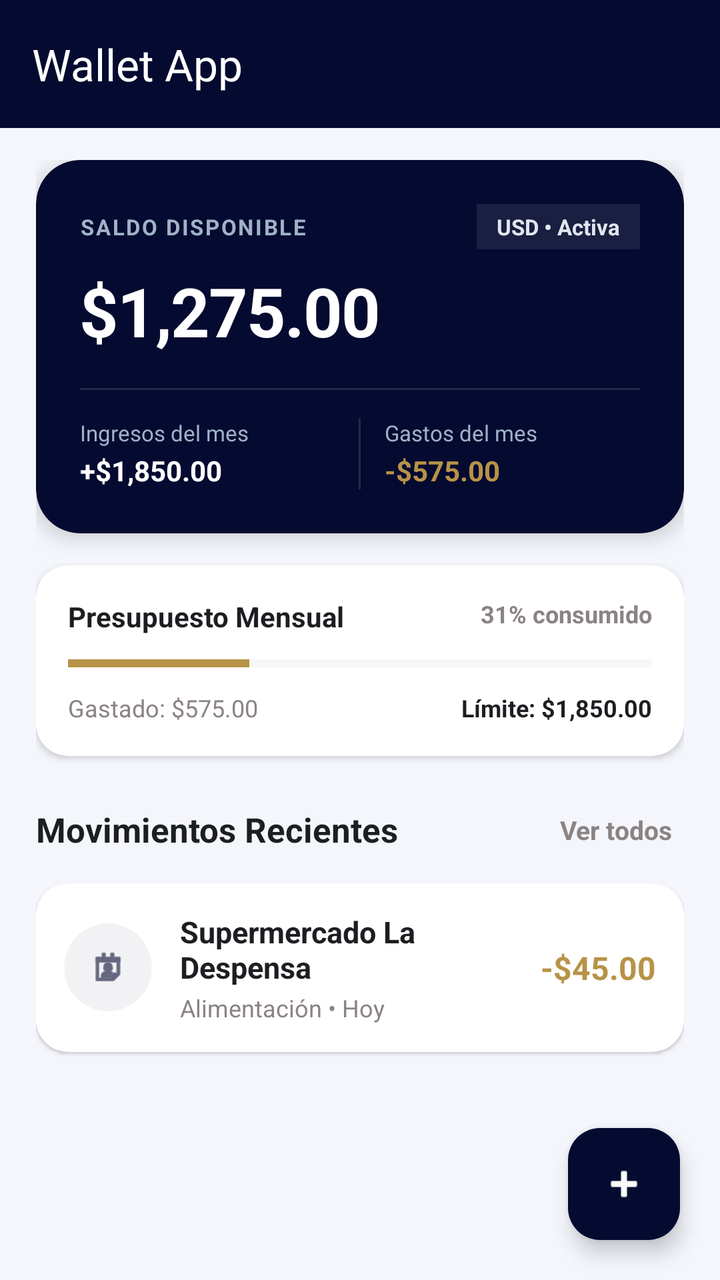
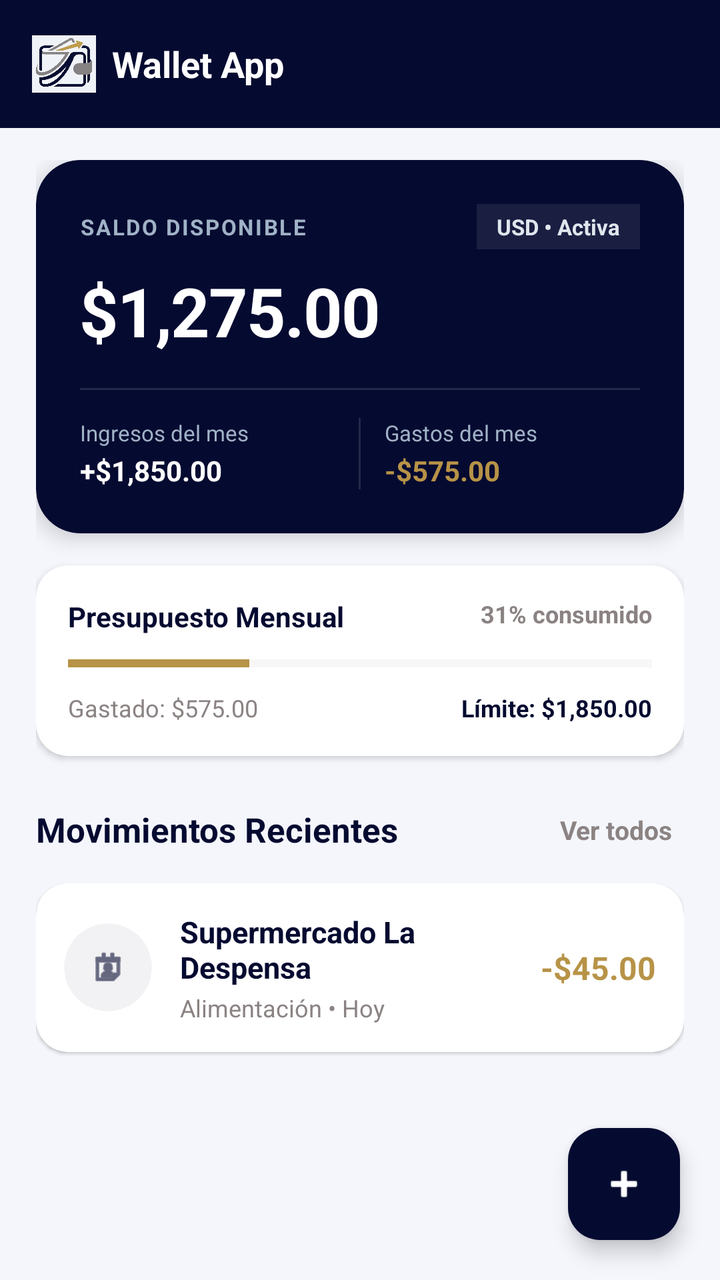

Two renders of the same Android screen: before a commit and after it. Below are the layout's source before the change and the commit's diff.
<!-- AndroidManifest.xml: application theme Theme.WalletApp -->
<!-- res/layout/activity_main.xml -->
<?xml version="1.0" encoding="utf-8"?>
<androidx.drawerlayout.widget.DrawerLayout
    xmlns:android="http://schemas.android.com/apk/res/android"
    xmlns:app="http://schemas.android.com/apk/res-auto"
    xmlns:tools="http://schemas.android.com/tools"
    android:id="@+id/drawer_layout"
    android:layout_width="match_parent"
    android:layout_height="match_parent"
    android:fitsSystemWindows="true"
    tools:openDrawer="start">

    <androidx.coordinatorlayout.widget.CoordinatorLayout
        android:layout_width="match_parent"
        android:layout_height="match_parent"
        android:background="@color/background_light">

        <com.google.android.material.appbar.AppBarLayout
            android:layout_width="match_parent"
            android:layout_height="wrap_content"
            android:background="@color/primary_navy"
            app:elevation="0dp">

            <androidx.appcompat.widget.Toolbar
                android:id="@+id/toolbar"
                android:layout_width="match_parent"
                android:layout_height="?attr/actionBarSize"
                android:background="@color/primary_navy"
                app:title="Wallet App"
                app:titleTextColor="@android:color/white" />

        </com.google.android.material.appbar.AppBarLayout>

        <androidx.core.widget.NestedScrollView
            android:layout_width="match_parent"
            android:layout_height="match_parent"
            android:fillViewport="true"
            app:layout_behavior="@string/appbar_scrolling_view_behavior">

            <LinearLayout
                android:layout_width="match_parent"
                android:layout_height="wrap_content"
                android:orientation="vertical"
                android:paddingHorizontal="18dp"
                android:paddingTop="16dp"
                android:paddingBottom="90dp">

                
                <androidx.cardview.widget.CardView
                    android:layout_width="match_parent"
                    android:layout_height="wrap_content"
                    app:cardCornerRadius="22dp"
                    app:cardElevation="6dp"
                    android:layout_marginBottom="16dp"
                    app:cardBackgroundColor="@color/primary_navy">

                    <LinearLayout
                        android:layout_width="match_parent"
                        android:layout_height="wrap_content"
                        android:orientation="vertical"
                        android:padding="22dp">

                        <RelativeLayout
                            android:layout_width="match_parent"
                            android:layout_height="wrap_content">

                            <TextView
                                android:layout_width="wrap_content"
                                android:layout_height="wrap_content"
                                android:text="SALDO DISPONIBLE"
                                android:textAllCaps="true"
                                android:letterSpacing="0.08"
                                android:textColor="#A0B2C6"
                                android:textSize="11sp"
                                android:textStyle="bold"
                                android:layout_centerVertical="true" />

                            <TextView
                                android:layout_width="wrap_content"
                                android:layout_height="wrap_content"
                                android:layout_alignParentEnd="true"
                                android:background="#15FFFFFF"
                                android:paddingHorizontal="10dp"
                                android:paddingVertical="4dp"
                                android:text="USD • Activa"
                                android:textColor="#E0E6ED"
                                android:textSize="11sp"
                                android:textStyle="bold" />
                        </RelativeLayout>

                        <TextView
                            android:id="@+id/tv_total_balance"
                            android:layout_width="wrap_content"
                            android:layout_height="wrap_content"
                            android:text="$1,275.00"
                            android:textColor="@android:color/white"
                            android:textSize="34sp"
                            android:textStyle="bold"
                            android:letterSpacing="-0.02"
                            android:layout_marginTop="8dp"
                            android:layout_marginBottom="16dp" />

                        <View
                            android:layout_width="match_parent"
                            android:layout_height="1dp"
                            android:background="#20FFFFFF"
                            android:layout_marginBottom="14dp" />

                        
                        <LinearLayout
                            android:layout_width="match_parent"
                            android:layout_height="wrap_content"
                            android:orientation="horizontal"
                            android:baselineAligned="false">

                            <LinearLayout
                                android:layout_width="0dp"
                                android:layout_height="wrap_content"
                                android:layout_weight="1"
                                android:orientation="vertical">
                                <TextView
                                    android:layout_width="wrap_content"
                                    android:layout_height="wrap_content"
                                    android:text="Ingresos del mes"
                                    android:textColor="#A0B2C6"
                                    android:textSize="11sp" />
                                <TextView
                                    android:id="@+id/tv_monthly_incomes"
                                    android:layout_width="wrap_content"
                                    android:layout_height="wrap_content"
                                    android:text="+$1,850.00"
                                    android:textColor="@android:color/white"
                                    android:textSize="14sp"
                                    android:textStyle="bold"
                                    android:layout_marginTop="2dp" />
                            </LinearLayout>

                            <View
                                android:layout_width="1dp"
                                android:layout_height="match_parent"
                                android:background="#20FFFFFF"
                                android:layout_marginHorizontal="12dp" />

                            <LinearLayout
                                android:layout_width="0dp"
                                android:layout_height="wrap_content"
                                android:layout_weight="1"
                                android:orientation="vertical">
                                <TextView
                                    android:layout_width="wrap_content"
                                    android:layout_height="wrap_content"
                                    android:text="Gastos del mes"
                                    android:textColor="#A0B2C6"
                                    android:textSize="11sp" />
                                <TextView
                                    android:id="@+id/tv_monthly_expenses"
                                    android:layout_width="wrap_content"
                                    android:layout_height="wrap_content"
                                    android:text="-$575.00"
                                    android:textColor="@color/expense_gold"
                                    android:textSize="14sp"
                                    android:textStyle="bold"
                                    android:layout_marginTop="2dp" />
                            </LinearLayout>
                        </LinearLayout>

                    </LinearLayout>
                </androidx.cardview.widget.CardView>

                
                <androidx.cardview.widget.CardView
                    android:layout_width="match_parent"
                    android:layout_height="wrap_content"
                    app:cardCornerRadius="16dp"
                    app:cardElevation="2dp"
                    app:cardBackgroundColor="@color/card_background"
                    android:layout_marginBottom="22dp">

                    <LinearLayout
                        android:layout_width="match_parent"
                        android:layout_height="wrap_content"
                        android:orientation="vertical"
                        android:padding="16dp">

                        <RelativeLayout
                            android:layout_width="match_parent"
                            android:layout_height="wrap_content">

                            <TextView
                                android:layout_width="wrap_content"
                                android:layout_height="wrap_content"
                                android:text="Presupuesto Mensual"
                                android:textSize="14sp"
                                android:textStyle="bold"
                                android:textColor="@color/text_primary" />

                            <TextView
                                android:id="@+id/tv_budget_percentage"
                                android:layout_width="wrap_content"
                                android:layout_height="wrap_content"
                                android:layout_alignParentEnd="true"
                                android:text="31% consumido"
                                android:textSize="12sp"
                                android:textStyle="bold"
                                android:textColor="@color/secondary_gray" />
                        </RelativeLayout>

                        <ProgressBar
                            android:id="@+id/pb_presupuesto"
                            style="?android:attr/progressBarStyleHorizontal"
                            android:layout_width="match_parent"
                            android:layout_height="8dp"
                            android:layout_marginTop="10dp"
                            android:layout_marginBottom="10dp"
                            android:max="100"
                            android:progress="31"
                            android:progressTint="@color/expense_gold"
                            android:progressBackgroundTint="#E0E0E0" />

                        <RelativeLayout
                            android:layout_width="match_parent"
                            android:layout_height="wrap_content">

                            <TextView
                                android:id="@+id/tv_budget_spent"
                                android:layout_width="wrap_content"
                                android:layout_height="wrap_content"
                                android:text="Gastado: $575.00"
                                android:textSize="12sp"
                                android:textColor="@color/text_secondary" />

                            <TextView
                                android:id="@+id/tv_budget_limit"
                                android:layout_width="wrap_content"
                                android:layout_height="wrap_content"
                                android:layout_alignParentEnd="true"
                                android:text="Límite: $1,850.00"
                                android:textSize="12sp"
                                android:textStyle="bold"
                                android:textColor="@color/text_primary" />
                        </RelativeLayout>

                    </LinearLayout>
                </androidx.cardview.widget.CardView>

                
                <RelativeLayout
                    android:layout_width="match_parent"
                    android:layout_height="wrap_content"
                    android:layout_marginBottom="12dp">

                    <TextView
                        android:layout_width="wrap_content"
                        android:layout_height="wrap_content"
                        android:text="Movimientos Recientes"
                        android:textSize="17sp"
                        android:textStyle="bold"
                        android:textColor="@color/text_primary"
                        android:layout_centerVertical="true" />

                    <TextView
                        android:id="@+id/tv_ver_todos"
                        android:layout_width="wrap_content"
                        android:layout_height="wrap_content"
                        android:layout_alignParentEnd="true"
                        android:layout_centerVertical="true"
                        android:text="Ver todos"
                        android:textSize="13sp"
                        android:textStyle="bold"
                        android:textColor="@color/secondary_gray"
                        android:padding="6dp" />
                </RelativeLayout>

                
                <LinearLayout
                    android:id="@+id/ll_lista_movimientos"
                    android:layout_width="match_parent"
                    android:layout_height="wrap_content"
                    android:orientation="vertical">

                    <androidx.cardview.widget.CardView
                        android:layout_width="match_parent"
                        android:layout_height="wrap_content"
                        app:cardCornerRadius="16dp"
                        app:cardElevation="1dp"
                        app:cardBackgroundColor="@color/card_background"
                        android:layout_marginBottom="10dp">

                        <LinearLayout
                            android:layout_width="match_parent"
                            android:layout_height="wrap_content"
                            android:orientation="horizontal"
                            android:padding="14dp"
                            android:gravity="center_vertical">

                            <androidx.cardview.widget.CardView
                                android:layout_width="44dp"
                                android:layout_height="44dp"
                                app:cardCornerRadius="22dp"
                                app:cardElevation="0dp"
                                app:cardBackgroundColor="#0D050A30">
                                <ImageView
                                    android:layout_width="20dp"
                                    android:layout_height="20dp"
                                    android:layout_gravity="center"
                                    android:src="@android:drawable/ic_menu_my_calendar"
                                    app:tint="@color/primary_navy"/>
                            </androidx.cardview.widget.CardView>

                            <LinearLayout
                                android:layout_width="0dp"
                                android:layout_height="wrap_content"
                                android:layout_weight="1"
                                android:orientation="vertical"
                                android:layout_marginStart="14dp">
                                <TextView
                                    android:layout_width="wrap_content"
                                    android:layout_height="wrap_content"
                                    android:text="Supermercado La Despensa"
                                    android:textSize="15sp"
                                    android:textStyle="bold"
                                    android:textColor="@color/text_primary"/>
                                <TextView
                                    android:layout_width="wrap_content"
                                    android:layout_height="wrap_content"
                                    android:text="Alimentación • Hoy"
                                    android:textSize="12sp"
                                    android:textColor="@color/text_secondary"
                                    android:layout_marginTop="2dp"/>
                            </LinearLayout>

                            <TextView
                                android:layout_width="wrap_content"
                                android:layout_height="wrap_content"
                                android:text="-$45.00"
                                android:textSize="16sp"
                                android:textStyle="bold"
                                android:textColor="@color/expense_gold"/>

                        </LinearLayout>
                    </androidx.cardview.widget.CardView>

                </LinearLayout>

            </LinearLayout>
        </androidx.core.widget.NestedScrollView>

        <com.google.android.material.floatingactionbutton.FloatingActionButton
            android:id="@+id/fab_add_transaction"
            android:layout_width="wrap_content"
            android:layout_height="wrap_content"
            android:layout_gravity="bottom|end"
            android:layout_margin="20dp"
            app:backgroundTint="@color/primary_navy"
            app:tint="@android:color/white"
            app:elevation="6dp"
            android:contentDescription="Nueva Transacción"
            android:src="@android:drawable/ic_input_add" />

    </androidx.coordinatorlayout.widget.CoordinatorLayout>

    <com.google.android.material.navigation.NavigationView
        android:id="@+id/nav_view"
        android:layout_width="wrap_content"
        android:layout_height="match_parent"
        android:layout_gravity="start"
        app:headerLayout="@layout/nav_header_wallet"
        app:menu="@menu/activity_main_drawer" />

</androidx.drawerlayout.widget.DrawerLayout>
<!-- res/layout/nav_header_wallet.xml (included above) -->
<?xml version="1.0" encoding="utf-8"?>
<LinearLayout xmlns:android="http://schemas.android.com/apk/res/android"
    android:layout_width="match_parent"
    android:layout_height="160dp"
    android:background="@color/primary_emerald"
    android:gravity="bottom"
    android:orientation="vertical"
    android:padding="16dp">

    
    <LinearLayout
        android:layout_width="match_parent"
        android:layout_height="wrap_content"
        android:gravity="center_vertical"
        android:orientation="horizontal">

        
        <ImageView
            android:layout_width="76dp"
            android:layout_height="76dp"
            android:layout_marginEnd="16dp"
            android:scaleType="centerInside"
            android:src="@drawable/logo1"
            android:contentDescription="Logo Menú" />

        
        <LinearLayout
            android:layout_width="0dp"
            android:layout_height="wrap_content"
            android:layout_weight="1"
            android:orientation="vertical">

            <TextView
                android:layout_width="match_parent"
                android:layout_height="wrap_content"
                android:text="Wallet App"
                android:textColor="@android:color/white"
                android:textSize="26sp"
                android:textStyle="bold" />

            <TextView
                android:layout_width="match_parent"
                android:layout_height="wrap_content"
                android:layout_marginTop="4dp"
                android:text="Control de Finanzas"
                android:textColor="#E0F2F1"
                android:textSize="15sp" />
        </LinearLayout>

    </LinearLayout>

</LinearLayout>
<!-- resources referenced by this layout -->
<resources>
  <color name="background_light">#F4F6FC</color>
  <color name="card_background">#FFFFFF</color>
  <color name="expense_gold">#B79347</color>
  <color name="primary_emerald">#050A30</color>
  <color name="primary_navy">#050A30</color>
  <color name="secondary_gray">#8B8383</color>
  <color name="text_primary">#1C1E21</color>
  <color name="text_secondary">#8B8383</color>
  <!-- drawable logo1: jpeg bitmap (drawable, 32014 bytes) -->
  <style name="Theme.WalletApp" parent="Base.Theme.WalletApp" />
  <style name="Base.Theme.WalletApp" parent="Theme.Material3.DayNight.NoActionBar">
          
          
      </style>
</resources>

<!-- the commit's change to res/layout/activity_main.xml (unified diff, before → after) -->
@@ -12,21 +12,45 @@
     <androidx.coordinatorlayout.widget.CoordinatorLayout
         android:layout_width="match_parent"
         android:layout_height="match_parent"
-        android:background="@color/background_light">
+        android:fitsSystemWindows="true"
+        android:background="#F4F6FC">
 
         <com.google.android.material.appbar.AppBarLayout
             android:layout_width="match_parent"
             android:layout_height="wrap_content"
-            android:background="@color/primary_navy"
+            android:fitsSystemWindows="true"
+            android:background="#050A30"
             app:elevation="0dp">
 
             <androidx.appcompat.widget.Toolbar
                 android:id="@+id/toolbar"
                 android:layout_width="match_parent"
                 android:layout_height="?attr/actionBarSize"
-                android:background="@color/primary_navy"
-                app:title="Wallet App"
-                app:titleTextColor="@android:color/white" />
+                android:background="#050A30">
+
+                <LinearLayout
+                    android:layout_width="wrap_content"
+                    android:layout_height="match_parent"
+                    android:orientation="horizontal"
+                    android:gravity="center_vertical">
+
+                    <ImageView
+                        android:layout_width="32dp"
+                        android:layout_height="32dp"
+                        android:layout_marginEnd="8dp"
+                        android:src="@drawable/logo1"
+                        android:scaleType="centerInside" />
+
+                    <TextView
+                        android:layout_width="wrap_content"
+                        android:layout_height="wrap_content"
+                        android:text="Wallet App"
+                        android:textSize="18sp"
+                        android:textStyle="bold"
+                        android:textColor="@android:color/white" />
+                </LinearLayout>
+
+            </androidx.appcompat.widget.Toolbar>
 
         </com.google.android.material.appbar.AppBarLayout>
 
@@ -44,14 +68,13 @@
                 android:paddingTop="16dp"
                 android:paddingBottom="90dp">
 
-                
                 <androidx.cardview.widget.CardView
                     android:layout_width="match_parent"
                     android:layout_height="wrap_content"
                     app:cardCornerRadius="22dp"
                     app:cardElevation="6dp"
                     android:layout_marginBottom="16dp"
-                    app:cardBackgroundColor="@color/primary_navy">
+                    app:cardBackgroundColor="#050A30">
 
                     <LinearLayout
                         android:layout_width="match_parent"
@@ -105,7 +128,6 @@
                             android:background="#20FFFFFF"
                             android:layout_marginBottom="14dp" />
 
-                        
                         <LinearLayout
                             android:layout_width="match_parent"
                             android:layout_height="wrap_content"
@@ -156,7 +178,7 @@
                                     android:layout_width="wrap_content"
                                     android:layout_height="wrap_content"
                                     android:text="-$575.00"
-                                    android:textColor="@color/expense_gold"
+                                    android:textColor="#B79347"
                                     android:textSize="14sp"
                                     android:textStyle="bold"
                                     android:layout_marginTop="2dp" />
@@ -166,13 +188,12 @@
                     </LinearLayout>
                 </androidx.cardview.widget.CardView>
 
-                
                 <androidx.cardview.widget.CardView
                     android:layout_width="match_parent"
                     android:layout_height="wrap_content"
                     app:cardCornerRadius="16dp"
                     app:cardElevation="2dp"
-                    app:cardBackgroundColor="@color/card_background"
+                    app:cardBackgroundColor="@android:color/white"
                     android:layout_marginBottom="22dp">
 
                     <LinearLayout
@@ -191,7 +212,7 @@
                                 android:text="Presupuesto Mensual"
                                 android:textSize="14sp"
                                 android:textStyle="bold"
-                                android:textColor="@color/text_primary" />
+                                android:textColor="#050A30" />
 
                             <TextView
                                 android:id="@+id/tv_budget_percentage"
@@ -201,7 +222,7 @@
                                 android:text="31% consumido"
                                 android:textSize="12sp"
                                 android:textStyle="bold"
-                                android:textColor="@color/secondary_gray" />
+                                android:textColor="#8B8383" />
                         </RelativeLayout>
 
                         <ProgressBar
@@ -213,7 +234,7 @@
                             android:layout_marginBottom="10dp"
                             android:max="100"
                             android:progress="31"
-                            android:progressTint="@color/expense_gold"
+                            android:progressTint="#B79347"
                             android:progressBackgroundTint="#E0E0E0" />
 
                         <RelativeLayout
@@ -226,7 +247,7 @@
                                 android:layout_height="wrap_content"
                                 android:text="Gastado: $575.00"
                                 android:textSize="12sp"
-                                android:textColor="@color/text_secondary" />
+                                android:textColor="#8B8383" />
 
                             <TextView
                                 android:id="@+id/tv_budget_limit"
@@ -236,13 +257,12 @@
                                 android:text="Límite: $1,850.00"
                                 android:textSize="12sp"
                                 android:textStyle="bold"
-                                android:textColor="@color/text_primary" />
+                                android:textColor="#050A30" />
                         </RelativeLayout>
 
                     </LinearLayout>
                 </androidx.cardview.widget.CardView>
 
-                
                 <RelativeLayout
                     android:layout_width="match_parent"
                     android:layout_height="wrap_content"
@@ -254,7 +274,7 @@
                         android:text="Movimientos Recientes"
                         android:textSize="17sp"
                         android:textStyle="bold"
-                        android:textColor="@color/text_primary"
+                        android:textColor="#050A30"
                         android:layout_centerVertical="true" />
 
                     <TextView
@@ -266,11 +286,10 @@
                         android:text="Ver todos"
                         android:textSize="13sp"
                         android:textStyle="bold"
-                        android:textColor="@color/secondary_gray"
+                        android:textColor="#8B8383"
                         android:padding="6dp" />
                 </RelativeLayout>
 
-                
                 <LinearLayout
                     android:id="@+id/ll_lista_movimientos"
                     android:layout_width="match_parent"
@@ -282,7 +301,7 @@
                         android:layout_height="wrap_content"
                         app:cardCornerRadius="16dp"
                         app:cardElevation="1dp"
-                        app:cardBackgroundColor="@color/card_background"
+                        app:cardBackgroundColor="@android:color/white"
                         android:layout_marginBottom="10dp">
 
                         <LinearLayout
@@ -303,7 +322,7 @@
                                     android:layout_height="20dp"
                                     android:layout_gravity="center"
                                     android:src="@android:drawable/ic_menu_my_calendar"
-                                    app:tint="@color/primary_navy"/>
+                                    app:tint="#050A30"/>
                             </androidx.cardview.widget.CardView>
 
                             <LinearLayout
@@ -318,13 +337,13 @@
                                     android:text="Supermercado La Despensa"
                                     android:textSize="15sp"
                                     android:textStyle="bold"
-                                    android:textColor="@color/text_primary"/>
+                                    android:textColor="#050A30"/>
                                 <TextView
                                     android:layout_width="wrap_content"
                                     android:layout_height="wrap_content"
                                     android:text="Alimentación • Hoy"
                                     android:textSize="12sp"
-                                    android:textColor="@color/text_secondary"
+                                    android:textColor="#8B8383"
                                     android:layout_marginTop="2dp"/>
                             </LinearLayout>
 
@@ -334,7 +353,7 @@
                                 android:text="-$45.00"
                                 android:textSize="16sp"
                                 android:textStyle="bold"
-                                android:textColor="@color/expense_gold"/>
+                                android:textColor="#B79347"/>
 
                         </LinearLayout>
                     </androidx.cardview.widget.CardView>
@@ -350,7 +369,7 @@
             android:layout_height="wrap_content"
             android:layout_gravity="bottom|end"
             android:layout_margin="20dp"
-            app:backgroundTint="@color/primary_navy"
+            app:backgroundTint="#050A30"
             app:tint="@android:color/white"
             app:elevation="6dp"
             android:contentDescription="Nueva Transacción"
<!-- resource entries referenced after the edit -->
@@ -1,18 +1,18 @@
 <!-- resources referenced by this layout -->
 <resources>
-  <color name="background_light">#F4F6FC</color>
-  <color name="card_background">#FFFFFF</color>
-  <color name="expense_gold">#B79347</color>
   <color name="primary_emerald">#050A30</color>
   <color name="primary_navy">#050A30</color>
-  <color name="secondary_gray">#8B8383</color>
-  <color name="text_primary">#1C1E21</color>
-  <color name="text_secondary">#8B8383</color>
   <!-- drawable logo1: jpeg bitmap (drawable, 32014 bytes) -->
   <style name="Theme.WalletApp" parent="Base.Theme.WalletApp" />
   <style name="Base.Theme.WalletApp" parent="Theme.Material3.DayNight.NoActionBar">
           
+          <item name="colorPrimary">@color/primary_navy</item>
+  
           
+          <item name="android:statusBarColor">@color/primary_navy</item>
+  
+          
+          <item name="android:windowLightStatusBar">false</item>
       </style>
 </resources>
 
